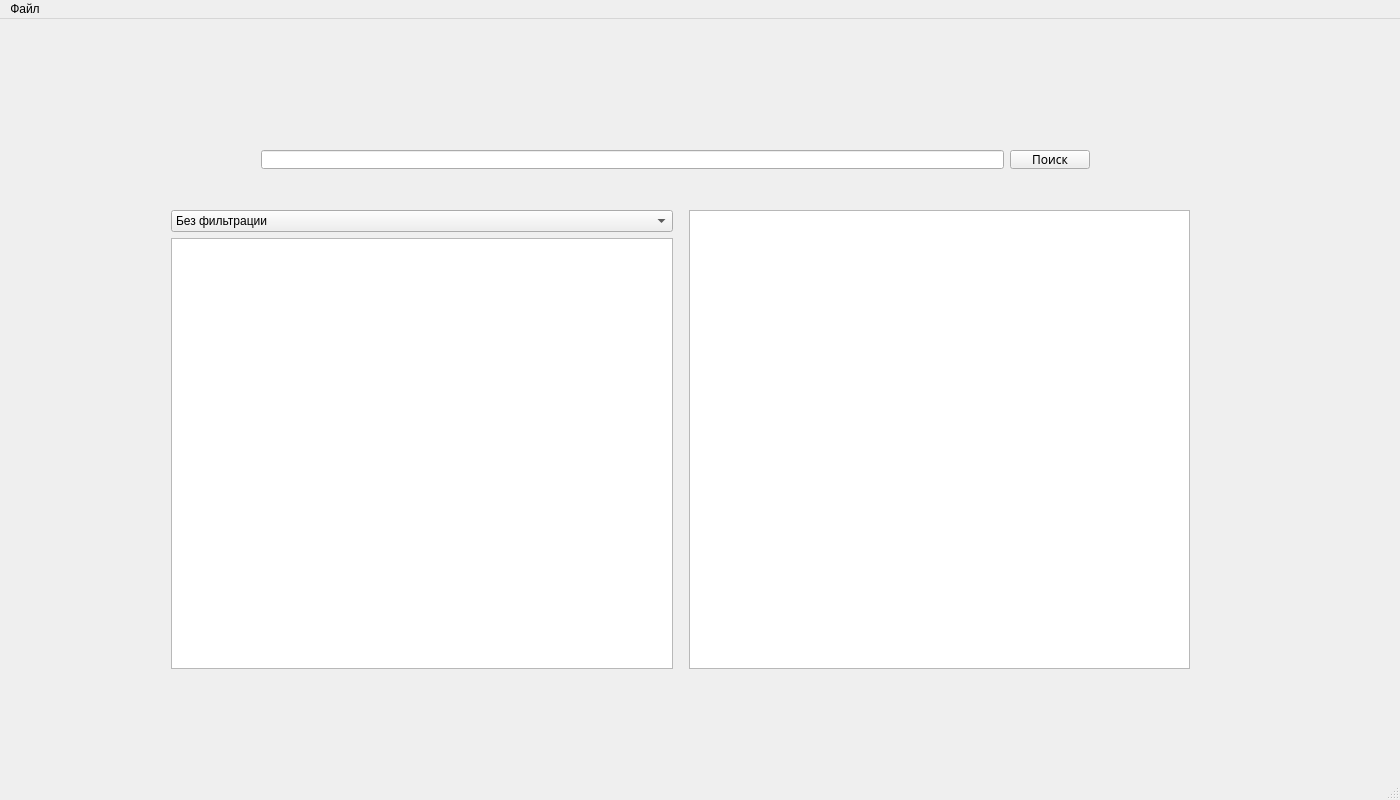
AndreyKuzmaDev/OPDProject, file mainwindow.ui: the form before one commit.
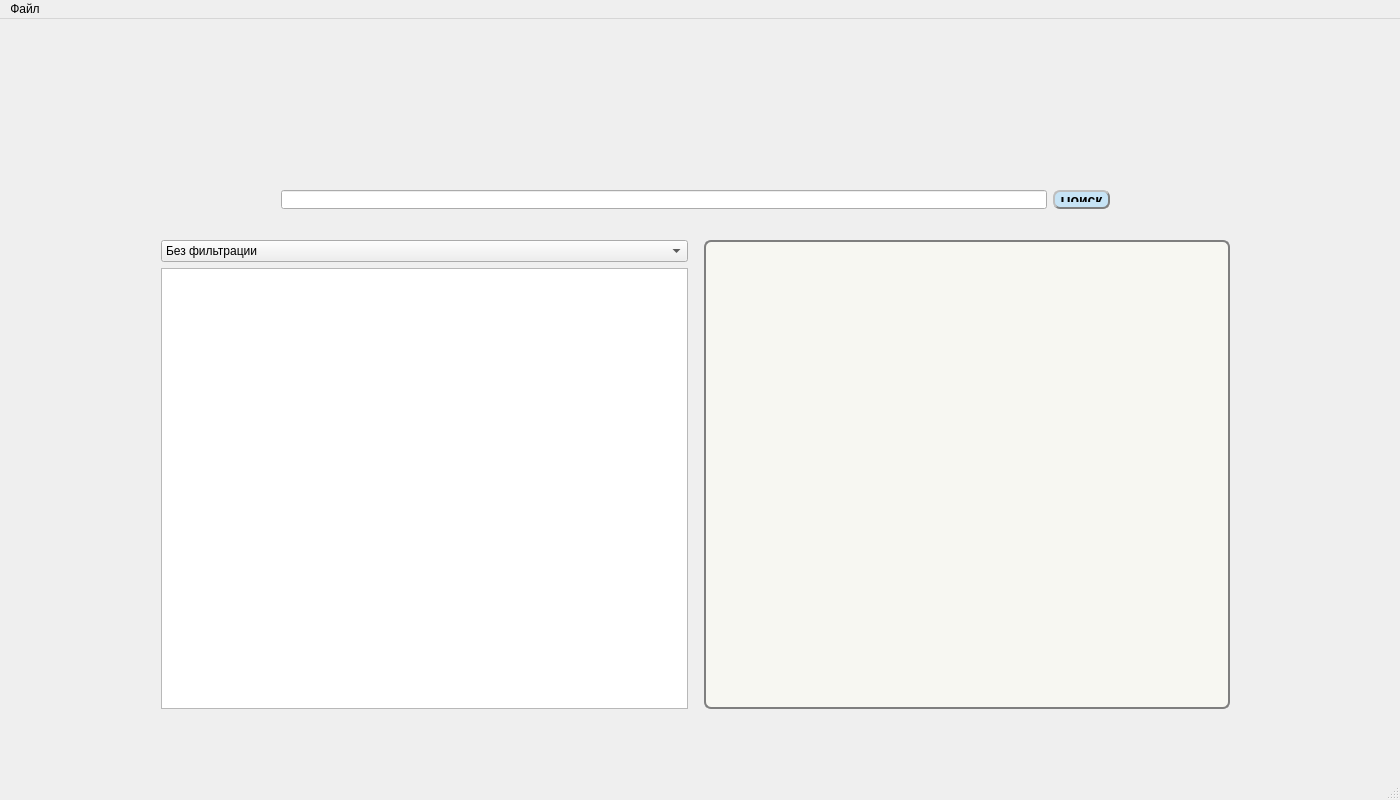
The form after the commit.

Commit message: stylesheet в ui

```diff
--- a/mainwindow.ui
+++ b/mainwindow.ui
@@ -38,22 +38,33 @@
    <widget class="QWidget" name="layoutWidget">
     <property name="geometry">
      <rect>
-      <x>250</x>
-      <y>120</y>
+      <x>270</x>
+      <y>160</y>
       <width>851</width>
       <height>41</height>
      </rect>
     </property>
     <layout class="QHBoxLayout" name="horizontalLayout">
      <item>
-      <widget class="QLineEdit" name="lineEdit"/>
+      <widget class="QLineEdit" name="lineEdit">
+       <property name="styleSheet">
+        <string notr="true">                                 background-color: rgb(247, 247, 242);
+                                 border: 2px solid #7f7f7f;
+                                border-radius: 7px;
+                                 padding: 5px;
+                                 selection-background-color: rgb(198, 227, 245);
+                                 font:  14px \&quot;Arial\&quot;</string>
+       </property>
+      </widget>
      </item>
      <item>
       <widget class="QPushButton" name="search">
        <property name="font">
         <font>
-         <family>Agency FB</family>
+         <pointsize>-1</pointsize>
+         <weight>75</weight>
          <italic>false</italic>
+         <bold>true</bold>
         </font>
        </property>
        <property name="autoFillBackground">
@@ -73,7 +84,22 @@
 QPushButton#evilButton:pressed {
     background-color: rgb(224, 0, 0);
     border-style: inset;
-}</string>
+}
+                                  QPushButton {
+                                  background-color: rgb(198, 227, 245);
+                                                        border-style: outset;
+                                                        border-width: 2px;
+                                                        border-radius: 7px;
+                                                        border-color: #7f7f7f;
+                                                        font: bold 14px;
+                                                        min-width: 10em;
+                                                        padding: 5px ;
+                                                        }
+                                                        QPushButton:pressed {
+                                                        background-color: rgb(170, 200, 255);
+                                                        border-style:inset;
+                                                         border-width: 4px;
+                                                        }</string>
        </property>
        <property name="text">
         <string>Поиск</string>
@@ -85,10 +111,10 @@
    <widget class="QWidget" name="layoutWidget">
     <property name="geometry">
      <rect>
-      <x>160</x>
-      <y>180</y>
-      <width>1041</width>
-      <height>481</height>
+      <x>150</x>
+      <y>210</y>
+      <width>1091</width>
+      <height>491</height>
      </rect>
     </property>
     <layout class="QHBoxLayout" name="horizontalLayout_2">
@@ -109,10 +135,12 @@
           </size>
          </property>
          <property name="styleSheet">
-          <string notr="true">QComboBox QAbstractItemView :: item
+          <string notr="true">background-color: rgb(247, 247, 242);color: rgb(0, 0, 0);  border: 1px solid gray; border-radius: 7px;border: 2px solid #7f7f7f;padding: 1px 18px 1px 3px;
+QComboBox QAbstractItemView :: item
 { 
 min-height: 40px;
 min-width:40px;
+
 }
 
 </string>
@@ -138,6 +166,13 @@
            <height>200</height>
           </size>
          </property>
+         <property name="styleSheet">
+          <string notr="true">QTableView { background-color: rgb(247, 247, 242);
+                                                   color: black;border-radius: 7px;border: 2px solid #7f7f7f;
+                                                 selection-background-color:  rgb(198, 227, 245);
+                                       font:  16px  \&quot;Arial\&quot; }
+                                                                                                                                               QHeaderView::section { background-color: lightblue; color: black;                     border: 1px solid gray;}</string>
+         </property>
         </widget>
        </item>
       </layout>
@@ -173,6 +208,9 @@
          <underline>false</underline>
         </font>
        </property>
+       <property name="styleSheet">
+        <string notr="true">background-color: rgb(247, 247, 242);border-radius: 7px;border: 2px solid #7f7f7f;</string>
+       </property>
       </widget>
      </item>
     </layout>
```
Left out of the diff: 7 changed lines with no effect on the pictures. The commit also changes 6 other files.
